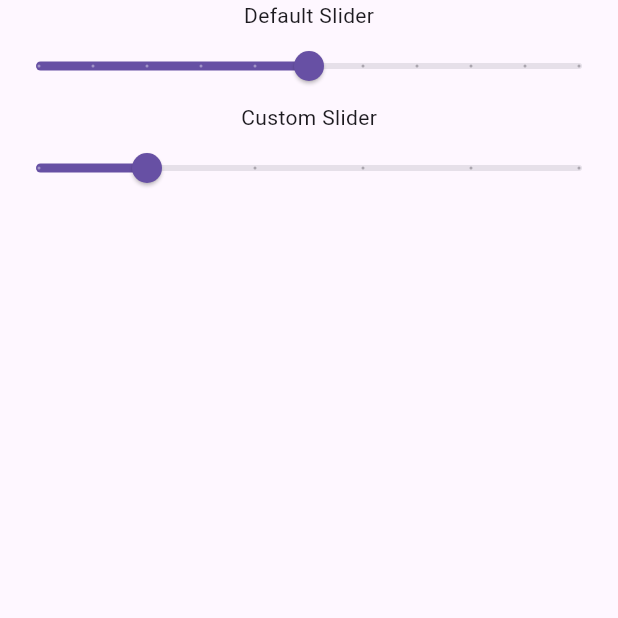
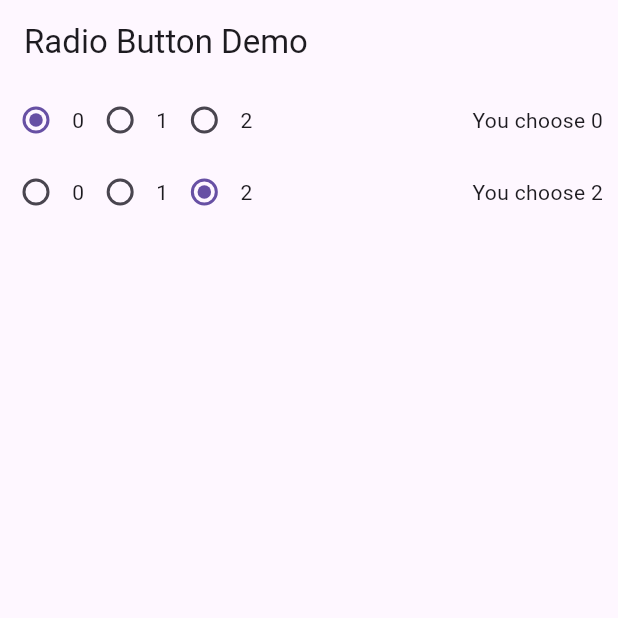
Before and after one commit to Mondanai/App, a Flutter app: the screen it shows after launch, on a phone screen of 412 x 824 dp, the top half of it. Run offline on Flutter 3.47's test engine with Material 3 defaults, Android fonts, the light colour scheme and no system bars.

Commit message:
radiodemo ‘value’ and ‘groupValue’

```diff
--- a/lib/main.dart
+++ b/lib/main.dart
@@ -1,7 +1,8 @@
 import 'package:flutter/material.dart';
-import 'package:flutter_application_week5/week7/sliderdemo.dart';
+import 'package:flutter_application_week5/week7/radiodemo.dart';
+
 
 
 void main() {
-  runApp(MaterialApp(debugShowCheckedModeBanner: false, home: SliderDemo()));
+  runApp(MaterialApp(debugShowCheckedModeBanner: false, home: RadioDemo()));
 }
--- /dev/null
+++ b/lib/week7/radiodemo.dart
@@ -0,0 +1,72 @@
+import 'package:flutter/material.dart';
+
+
+class RadioDemo extends StatefulWidget {
+  const RadioDemo({super.key});
+
+
+  @override
+  State<RadioDemo> createState() => _RadioDemoState();
+}
+
+
+class _RadioDemoState extends State<RadioDemo> {
+  int gValue = 0, gValue2 = 2;
+
+
+  void changeRadio(int? value) {
+    //value is a radio button's value
+    //whenever value matches groupValue, radio is selected
+    setState(() {
+      gValue = value!;
+    });
+  }
+
+
+  void changeRadio2(int? value) {
+    setState(() {
+      gValue2 = value!;
+    });
+  }
+
+
+  @override
+  Widget build(BuildContext context) {
+    return Scaffold(
+      appBar: AppBar(
+        title: const Text('Radio Button Demo'),
+      ),
+      body: Padding(
+        padding: const EdgeInsets.only(right: 10),
+        child: Column(
+          children: [
+            Row(
+              children: [
+                Radio(value: 0, groupValue: gValue, onChanged: changeRadio),
+                const Text('0'),
+                Radio(value: 1, groupValue: gValue, onChanged: changeRadio),
+                const Text('1'),
+                Radio(value: 2, groupValue: gValue, onChanged: changeRadio),
+                const Text('2'),
+                const Spacer(),
+                Text('You choose $gValue'),
+              ],
+            ),
+            Row(
+              children: [
+                Radio(value: 0, groupValue: gValue2, onChanged: changeRadio2),
+                const Text('0'),
+                Radio(value: 1, groupValue: gValue2, onChanged: changeRadio2),
+                const Text('1'),
+                Radio(value: 2, groupValue: gValue2, onChanged: changeRadio2),
+                const Text('2'),
+                const Spacer(),
+                Text('You choose $gValue2'),
+              ],
+            ),
+          ],
+        ),
+      ),
+    );
+  }
+}
```
